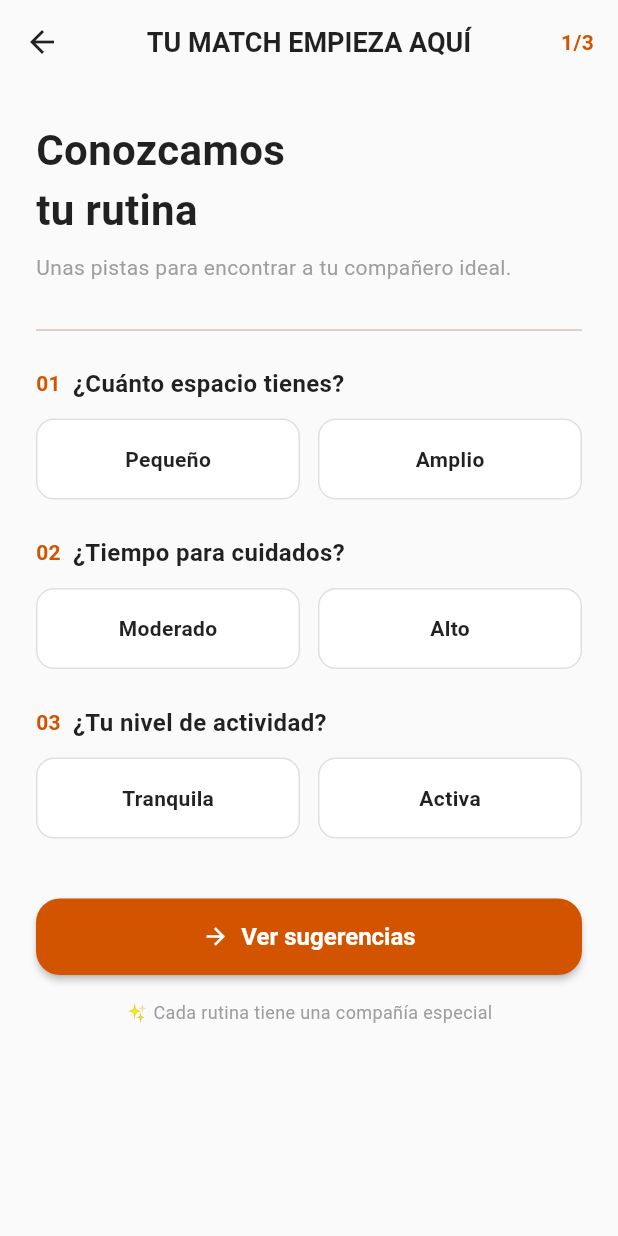
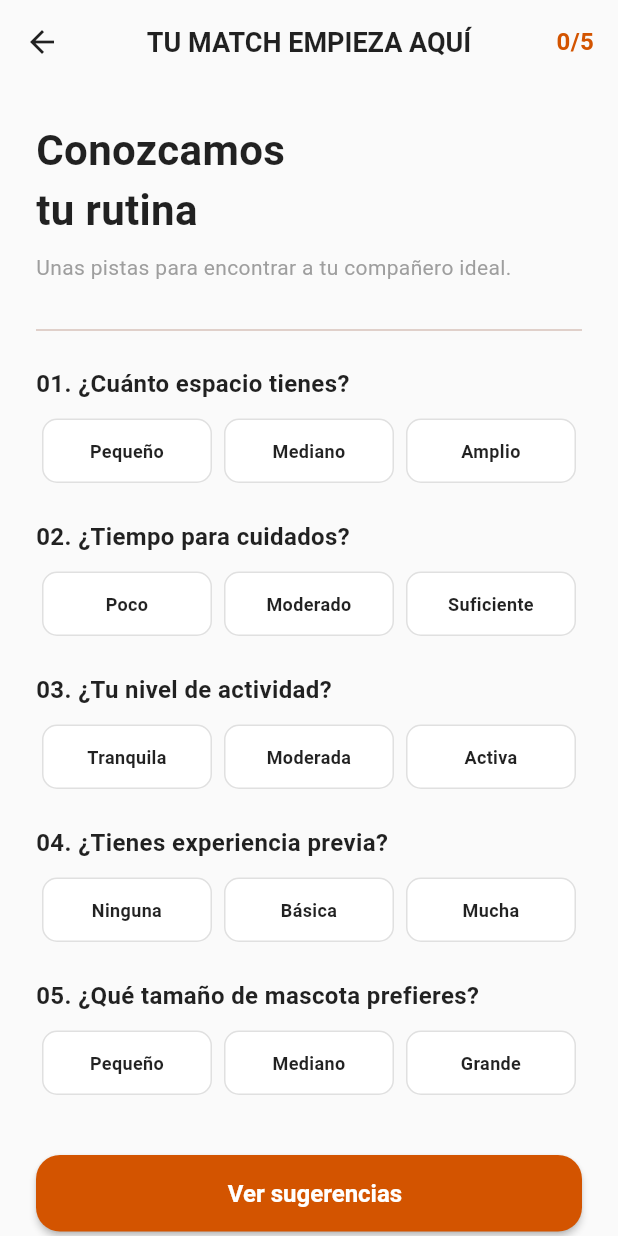
Before and after one commit to jimevtr/huellitas_match, a Flutter app: the EncuestaScreen screen opened directly, on a phone screen of 412 x 824 dp. Run offline on Flutter 3.47's test engine with Material 3 defaults, Android fonts, the phone set to English and light mode, and no system bars.

Commit message:
Actualización de encuesta

```diff
--- a/lib/features/encuesta/encuesta_provider.dart
+++ b/lib/features/encuesta/encuesta_provider.dart
@@ -1,36 +1,42 @@
 import 'package:flutter/foundation.dart';
 
 class EncuestaProvider with ChangeNotifier {
-  String? _espacio;         // 'pequeño' / 'amplio'
-  String? _tiempoCuidados;  // 'moderado' / 'alto'
-  String? _actividad;       // 'tranquila' / 'activa'
+  String? _espacio;
+  String? _tiempoCuidados;
+  String? _actividad;
+  String? _experiencia;
+  String? _tamanoPreferido; // Cambiado para evitar que se parezca al espacio
 
   String? get espacio => _espacio;
   String? get tiempoCuidados => _tiempoCuidados;
   String? get actividad => _actividad;
+  String? get experiencia => _experiencia;
+  String? get tamanoPreferido => _tamanoPreferido;
 
-  bool get encuestaCompleta =>
-      _espacio != null && _tiempoCuidados != null && _actividad != null;
-
-  void setEspacio(String valor) {
-    _espacio = valor;
-    notifyListeners();
+  int get preguntasRespondidas {
+    int count = 0;
+    if (_espacio != null) count++;
+    if (_tiempoCuidados != null) count++;
+    if (_actividad != null) count++;
+    if (_experiencia != null) count++;
+    if (_tamanoPreferido != null) count++;
+    return count;
   }
 
-  void setTiempoCuidados(String valor) {
-    _tiempoCuidados = valor;
-    notifyListeners();
-  }
+  bool get encuestaCompleta => preguntasRespondidas == 5;
 
-  void setActividad(String valor) {
-    _actividad = valor;
-    notifyListeners();
-  }
+  void setEspacio(String valor) { _espacio = valor; notifyListeners(); }
+  void setTiempoCuidados(String valor) { _tiempoCuidados = valor; notifyListeners(); }
+  void setActividad(String valor) { _actividad = valor; notifyListeners(); }
+  void setExperiencia(String valor) { _experiencia = valor; notifyListeners(); }
+  void setTamanoPreferido(String valor) { _tamanoPreferido = valor; notifyListeners(); }
 
   void limpiarEncuesta() {
     _espacio = null;
     _tiempoCuidados = null;
     _actividad = null;
+    _experiencia = null;
+    _tamanoPreferido = null;
     notifyListeners();
   }
 }
--- a/lib/features/encuesta/encuesta_screen.dart
+++ b/lib/features/encuesta/encuesta_screen.dart
@@ -22,10 +22,11 @@ class EncuestaScreen extends StatelessWidget {
             padding: const EdgeInsets.symmetric(horizontal: 16.0),
             child: Center(
               child: Text(
-                encuestaProvider.encuestaCompleta ? '3/3' : '1/3',
+                '${encuestaProvider.preguntasRespondidas}/5',
                 style: const TextStyle(
                   color: Color(0xFFD35400),
                   fontWeight: FontWeight.bold,
+                  fontSize: 16,
                 ),
               ),
             ),
@@ -39,117 +40,96 @@ class EncuestaScreen extends StatelessWidget {
           children: [
             const Text(
               'Conozcamos\ntu rutina',
-              style: TextStyle(
-                fontSize: 28,
-                fontWeight: FontWeight.bold,
-                color: Colors.black87,
-              ),
+              style: TextStyle(fontSize: 28, fontWeight: FontWeight.bold, color: Colors.black87),
             ),
             const SizedBox(height: 8),
-            const Text(
-              'Unas pistas para encontrar a tu compañero ideal.',
-              style: TextStyle(color: Colors.grey, fontSize: 14),
-            ),
+            const Text('Unas pistas para encontrar a tu compañero ideal.', style: TextStyle(color: Colors.grey, fontSize: 14)),
             const SizedBox(height: 24),
             const Divider(),
             const SizedBox(height: 16),
 
-            // Pregunta 1: Espacio
-            _buildQuestionTitle('01', '¿Cuánto espacio tienes?'),
+            // 1. Espacio
+            const Text(
+              '01. ¿Cuánto espacio tienes?',
+              style: TextStyle(fontWeight: FontWeight.bold, fontSize: 16, color: Colors.black87),
+            ),
             const SizedBox(height: 12),
-            Row(
-              children: [
-                Expanded(
-                  child: _buildOptionButton(
-                    titulo: 'Pequeño',
-                    seleccionado: encuestaProvider.espacio == 'pequeño',
-                    onTap: () => encuestaProvider.setEspacio('pequeño'),
-                  ),
-                ),
-                const SizedBox(width: 12),
-                Expanded(
-                  child: _buildOptionButton(
-                    titulo: 'Amplio',
-                    seleccionado: encuestaProvider.espacio == 'amplio',
-                    onTap: () => encuestaProvider.setEspacio('amplio'),
-                  ),
-                ),
-              ],
+            _buildThreeOptionsRow(
+              opciones: ['Pequeño', 'Mediano', 'Amplio'],
+              seleccionado: encuestaProvider.espacio,
+              onSelected: (val) => encuestaProvider.setEspacio(val),
             ),
             const SizedBox(height: 24),
 
-            // Pregunta 2: Tiempo para cuidados
-            _buildQuestionTitle('02', '¿Tiempo para cuidados?'),
+            // 2. Tiempo para cuidados
+            const Text(
+              '02. ¿Tiempo para cuidados?',
+              style: TextStyle(fontWeight: FontWeight.bold, fontSize: 16, color: Colors.black87),
+            ),
             const SizedBox(height: 12),
-            Row(
-              children: [
-                Expanded(
-                  child: _buildOptionButton(
-                    titulo: 'Moderado',
-                    seleccionado: encuestaProvider.tiempoCuidados == 'moderado',
-                    onTap: () => encuestaProvider.setTiempoCuidados('moderado'),
-                  ),
-                ),
-                const SizedBox(width: 12),
-                Expanded(
-                  child: _buildOptionButton(
-                    titulo: 'Alto',
-                    seleccionado: encuestaProvider.tiempoCuidados == 'alto',
-                    onTap: () => encuestaProvider.setTiempoCuidados('alto'),
-                  ),
-                ),
-              ],
+            _buildThreeOptionsRow(
+              opciones: ['Poco', 'Moderado', 'Suficiente'],
+              seleccionado: encuestaProvider.tiempoCuidados,
+              onSelected: (val) => encuestaProvider.setTiempoCuidados(val),
             ),
             const SizedBox(height: 24),
 
-            // Pregunta 3: Nivel de actividad
-            _buildQuestionTitle('03', '¿Tu nivel de actividad?'),
+            // 3. Nivel de actividad
+            const Text(
+              '03. ¿Tu nivel de actividad?',
+              style: TextStyle(fontWeight: FontWeight.bold, fontSize: 16, color: Colors.black87),
+            ),
             const SizedBox(height: 12),
-            Row(
-              children: [
-                Expanded(
-                  child: _buildOptionButton(
-                    titulo: 'Tranquila',
-                    seleccionado: encuestaProvider.actividad == 'tranquila',
-                    onTap: () => encuestaProvider.setActividad('tranquila'),
+            _buildThreeOptionsRow(
+              opciones: ['Tranquila', 'Moderada', 'Activa'],
+              seleccionado: encuestaProvider.actividad,
+              onSelected: (val) => encuestaProvider.setActividad(val),
             ),
+            const SizedBox(height: 24),
+
+            // 4. Experiencia previa
+            const Text(
+              '04. ¿Tienes experiencia previa?',
+              style: TextStyle(fontWeight: FontWeight.bold, fontSize: 16, color: Colors.black87),
             ),
-                const SizedBox(width: 12),
-                Expanded(
-                  child: _buildOptionButton(
-                    titulo: 'Activa',
-                    seleccionado: encuestaProvider.actividad == 'activa',
-                    onTap: () => encuestaProvider.setActividad('activa'),
+            const SizedBox(height: 12),
+            _buildThreeOptionsRow(
+              opciones: ['Ninguna', 'Básica', 'Mucha'],
+              seleccionado: encuestaProvider.experiencia,
+              onSelected: (val) => encuestaProvider.setExperiencia(val),
             ),
+            const SizedBox(height: 24),
+
+            // 5. Tamaño de mascota preferido (reemplaza la pregunta repetida de espacio/vivienda)
+            const Text(
+              '05. ¿Qué tamaño de mascota prefieres?',
+              style: TextStyle(fontWeight: FontWeight.bold, fontSize: 16, color: Colors.black87),
             ),
-              ],
+            const SizedBox(height: 12),
+            _buildThreeOptionsRow(
+              opciones: ['Pequeño', 'Mediano', 'Grande'],
+              seleccionado: encuestaProvider.tamanoPreferido,
+              onSelected: (val) => encuestaProvider.setTamanoPreferido(val),
             ),
             const SizedBox(height: 40),
 
-            // Botón Ver sugerencias con validación
             BotonPrincipal(
               texto: 'Ver sugerencias',
-              icono: Icons.arrow_forward,
               onPressed: () {
                 if (!encuestaProvider.encuestaCompleta) {
                   ScaffoldMessenger.of(context).showSnackBar(
                     const SnackBar(
-                      content: Text('Por favor responde todas las preguntas para continuar.'),
+                      content: Text('Por favor responde las 5 preguntas para continuar.'),
                       backgroundColor: Colors.redAccent,
                     ),
                   );
                   return;
                 }
-                // Navegar al catálogo / sugerencias (integrado con Santiago)
-                // Navigator.pushNamed(context, '/catalogo');
               },
             ),
             const SizedBox(height: 16),
             const Center(
-              child: Text(
-                '✨ Cada rutina tiene una compañía especial',
-                style: TextStyle(color: Colors.grey, fontSize: 12),
-              ),
+              child: Text('✨ Cada rutina tiene una compañía especial', style: TextStyle(color: Colors.grey, fontSize: 12)),
             ),
           ],
         ),
@@ -157,58 +137,45 @@ class EncuestaScreen extends StatelessWidget {
     );
   }
 
-  Widget _buildQuestionTitle(String numero, String pregunta) {
+  Widget _buildThreeOptionsRow({
+    required List<String> opciones,
+    required String? seleccionado,
+    required Function(String) onSelected,
+  }) {
     return Row(
-      children: [
-        Text(
-          numero,
-          style: const TextStyle(
-            color: Color(0xFFD35400),
-            fontWeight: FontWeight.bold,
-            fontSize: 14,
+      children: opciones.map((opcion) {
+        bool isSelected = seleccionado == opcion.toLowerCase();
+        return Expanded(
+          child: Padding(
+            padding: const EdgeInsets.symmetric(horizontal: 4.0),
+            child: GestureDetector(
+              onTap: () => onSelected(opcion.toLowerCase()),
+              child: Container(
+                padding: const EdgeInsets.symmetric(vertical: 12, horizontal: 8),
+                decoration: BoxDecoration(
+                  color: isSelected ? const Color(0xFFFCE4EC) : Colors.white,
+                  border: Border.all(
+                    color: isSelected ? const Color(0xFFD35400) : Colors.grey.shade300,
+                    width: isSelected ? 2 : 1,
                   ),
-        ),
-        const SizedBox(width: 8),
-        Text(
-          pregunta,
-          style: const TextStyle(
-            fontWeight: FontWeight.bold,
-            fontSize: 16,
-            color: Colors.black87,
-          ),
-        ),
-      ],
-    );
-  }
-
-  Widget _buildOptionButton({
-    required String titulo,
-    required bool seleccionado,
-    required VoidCallback onTap,
-  }) {
-    return GestureDetector(
-      onTap: onTap,
-      child: Container(
-        padding: const EdgeInsets.symmetric(vertical: 16, horizontal: 12),
-        decoration: BoxDecoration(
-          color: seleccionado ? const Color(0xFFFCE4EC) : Colors.white,
-          border: Border.all(
-            color: seleccionado ? const Color(0xFFD35400) : Colors.grey.shade300,
-            width: seleccionado ? 2 : 1,
-          ),
-          borderRadius: BorderRadius.circular(12),
+                  borderRadius: BorderRadius.circular(10),
                 ),
                 child: Center(
                   child: Text(
-            titulo,
+                    opcion,
                     style: TextStyle(
-              color: seleccionado ? const Color(0xFFD35400) : Colors.black87,
+                      color: isSelected ? const Color(0xFFD35400) : Colors.black87,
                       fontWeight: FontWeight.bold,
-              fontSize: 14,
+                      fontSize: 12,
+                    ),
+                    textAlign: TextAlign.center,
+                  ),
                 ),
               ),
             ),
           ),
         );
+      }).toList(),
+    );
   }
 }
```
Lines whose indentation alone changed are shown as unchanged.
